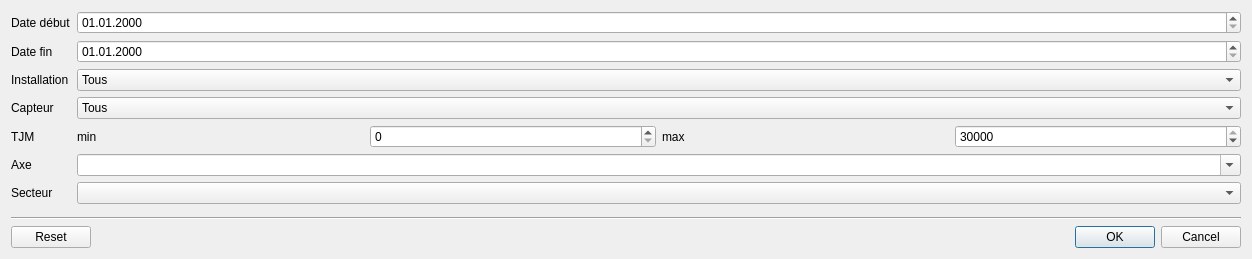
Above: comptages/ui/filter.ui from opengisch/OpenComptage before the change. Below: the same form after it.
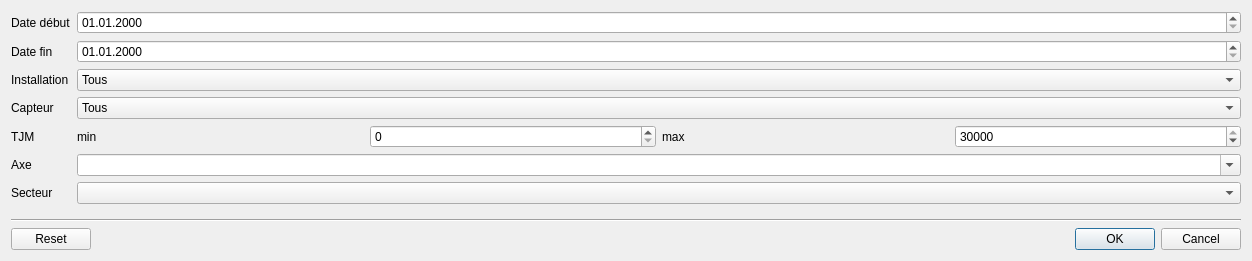
That is the form after the change. Custom widgets are drawn as their Qt base class.

The edit to the form file:
```diff
--- a/comptages/ui/filter.ui
+++ b/comptages/ui/filter.ui
@@ -7,7 +7,7 @@
     <x>0</x>
     <y>0</y>
     <width>1252</width>
-    <height>259</height>
+    <height>261</height>
    </rect>
   </property>
   <property name="windowTitle">
```
Left out of the diff: 6 changed lines with no effect on the pictures.
